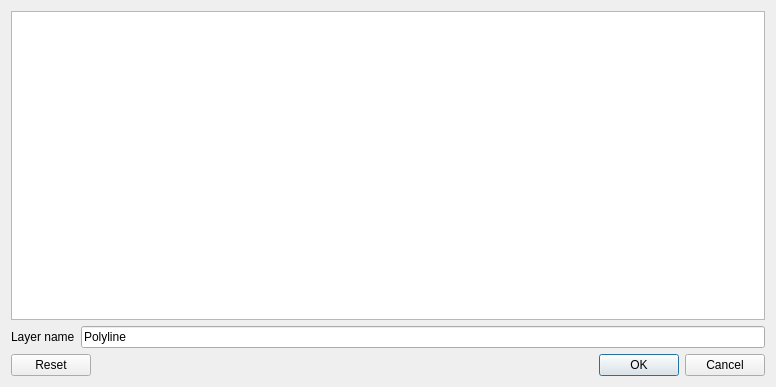
Before: the Qt Designer form main_dialog.ui in ismailsunni/qgis-encoded-polyline, drawn with Qt 5.
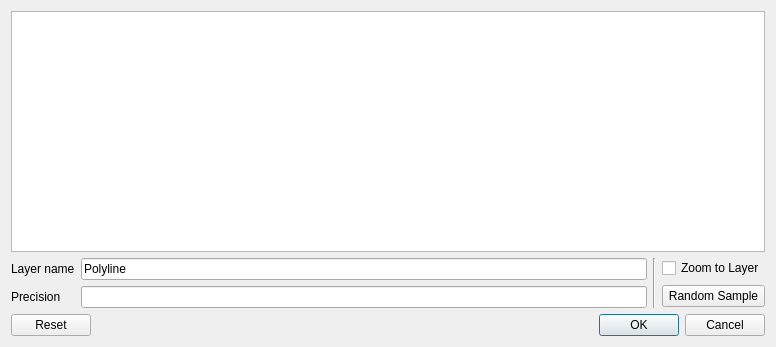
After: the same form once the commit is applied.

Commit message: Add random sample.

Patch:
```diff
--- a/main_dialog.ui
+++ b/main_dialog.ui
@@ -7,15 +7,15 @@
     <x>0</x>
     <y>0</y>
     <width>776</width>
-    <height>387</height>
+    <height>347</height>
    </rect>
   </property>
   <property name="windowTitle">
    <string>Dialog</string>
   </property>
   <layout class="QGridLayout" name="gridLayout">
-   <item row="0" column="0" colspan="2">
-    <widget class="QPlainTextEdit" name="polyline_text_edit">
+   <item row="0" column="0" colspan="3">
+    <widget class="QPlainTextEdit" name="polylineTextEdit">
      <property name="sizePolicy">
       <sizepolicy hsizetype="MinimumExpanding" vsizetype="MinimumExpanding">
        <horstretch>0</horstretch>
@@ -24,27 +24,62 @@
      </property>
     </widget>
    </item>
-   <item row="1" column="1">
-    <widget class="QLineEdit" name="layer_name_line_edit">
-     <property name="text">
-      <string>Polyline</string>
-     </property>
-    </widget>
+   <item row="1" column="0" rowspan="2">
+    <layout class="QFormLayout" name="formLayout">
+     <item row="0" column="0">
+      <widget class="QLabel" name="label">
+       <property name="text">
+        <string>Layer name</string>
+       </property>
+      </widget>
+     </item>
+     <item row="0" column="1">
+      <widget class="QLineEdit" name="layerNameLineEdit">
+       <property name="text">
+        <string>Polyline</string>
+       </property>
+      </widget>
+     </item>
+     <item row="1" column="0">
+      <widget class="QLabel" name="label_2">
+       <property name="text">
+        <string>Precision</string>
+       </property>
+      </widget>
+     </item>
+     <item row="1" column="1">
+      <widget class="QLineEdit" name="precisionLineEdit"/>
+     </item>
+    </layout>
    </item>
-   <item row="1" column="0">
-    <widget class="QLabel" name="label">
+   <item row="2" column="2">
+    <widget class="QPushButton" name="randomSamplePushButton">
      <property name="text">
-      <string>Layer name</string>
+      <string>Random Sample</string>
      </property>
     </widget>
    </item>
-   <item row="2" column="0" colspan="2">
+   <item row="3" column="0" colspan="3">
     <widget class="QDialogButtonBox" name="buttonBox">
      <property name="standardButtons">
       <set>QDialogButtonBox::Cancel|QDialogButtonBox::Ok|QDialogButtonBox::Reset</set>
      </property>
     </widget>
    </item>
+   <item row="1" column="2">
+    <widget class="QCheckBox" name="zoomToLayerCheckBox">
+     <property name="text">
+      <string>Zoom to Layer</string>
+     </property>
+    </widget>
+   </item>
+   <item row="1" column="1" rowspan="2">
+    <widget class="Line" name="line">
+     <property name="orientation">
+      <enum>Qt::Vertical</enum>
+     </property>
+    </widget>
+   </item>
   </layout>
  </widget>
  <resources/>
```
Left out of the diff: 2 changed lines with no effect on the pictures. The commit also changes 1 other file.
